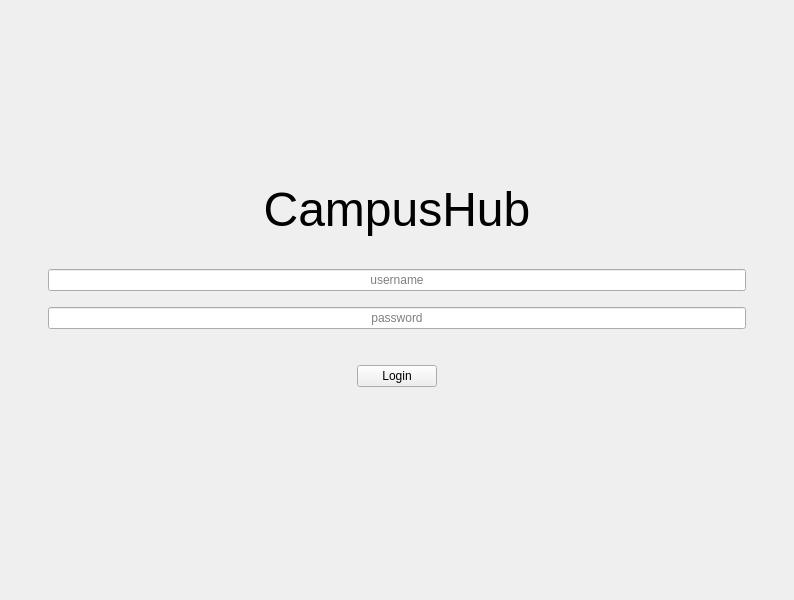
Qt form app/ui/layout/login.ui (jankrawczykk/CampusHub) before a commit.
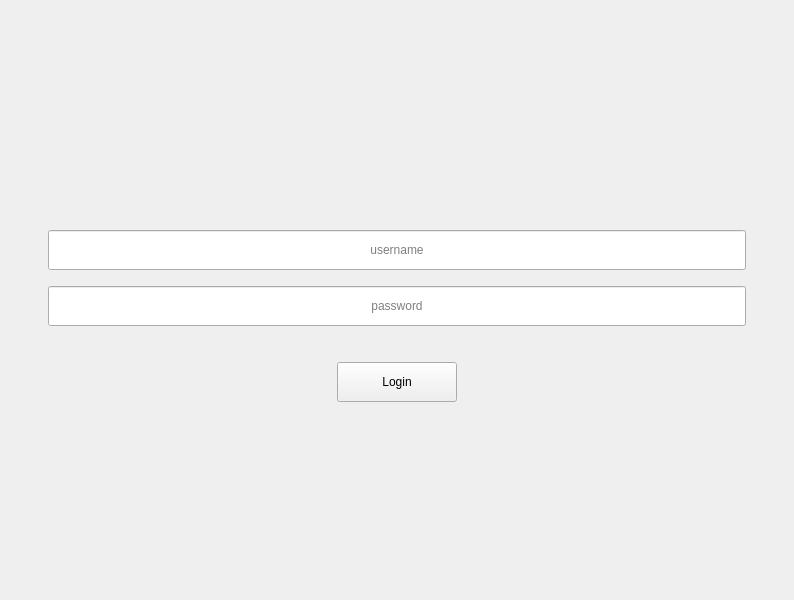
The same form after that commit.

What changed in the file:
```diff
--- a/app/ui/layout/login.ui
+++ b/app/ui/layout/login.ui
@@ -63,10 +63,10 @@
       <item row="0" column="0">
        <widget class="QLabel" name="title">
         <property name="text">
-         <string>&lt;html&gt;&lt;head/&gt;&lt;body&gt;&lt;p align=&quot;center&quot;&gt;&lt;span style=&quot; font-size:36pt;&quot;&gt;CampusHub&lt;/span&gt;&lt;/p&gt;&lt;/body&gt;&lt;/html&gt;</string>
+         <string/>
         </property>
-        <property name="textFormat">
-         <enum>Qt::RichText</enum>
+        <property name="scaledContents">
+         <bool>false</bool>
         </property>
         <property name="alignment">
          <set>Qt::AlignCenter</set>
@@ -84,13 +84,19 @@
         <property name="sizeHint" stdset="0">
          <size>
           <width>0</width>
-          <height>16</height>
+          <height>32</height>
          </size>
         </property>
        </spacer>
       </item>
       <item row="2" column="0">
        <widget class="QLineEdit" name="usernameInput">
+        <property name="minimumSize">
+         <size>
+          <width>0</width>
+          <height>40</height>
+         </size>
+        </property>
         <property name="alignment">
          <set>Qt::AlignCenter</set>
         </property>
@@ -101,6 +107,12 @@
       </item>
       <item row="3" column="0">
        <widget class="QLineEdit" name="passwordInput">
+        <property name="minimumSize">
+         <size>
+          <width>0</width>
+          <height>40</height>
+         </size>
+        </property>
         <property name="echoMode">
          <enum>QLineEdit::Password</enum>
         </property>
@@ -130,6 +142,12 @@
       </item>
       <item row="5" column="0" alignment="Qt::AlignHCenter">
        <widget class="QPushButton" name="loginButton">
+        <property name="minimumSize">
+         <size>
+          <width>120</width>
+          <height>40</height>
+         </size>
+        </property>
         <property name="text">
          <string>Login</string>
         </property>
```
Left out of the diff: 2 changed lines with no effect on the pictures.
